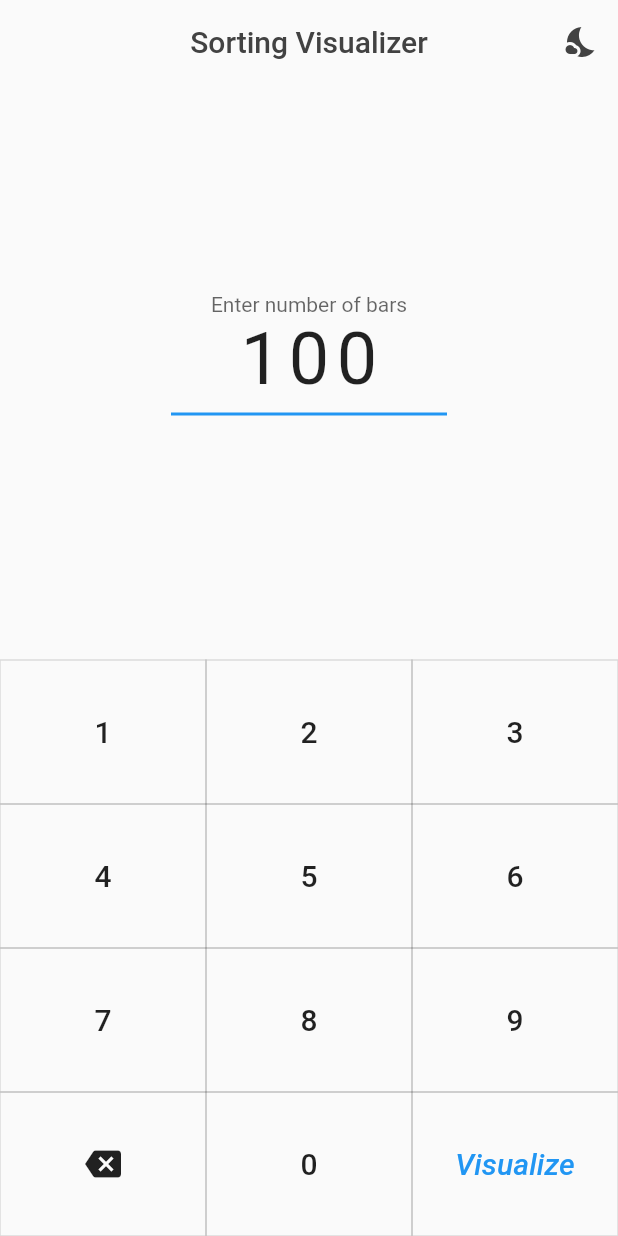
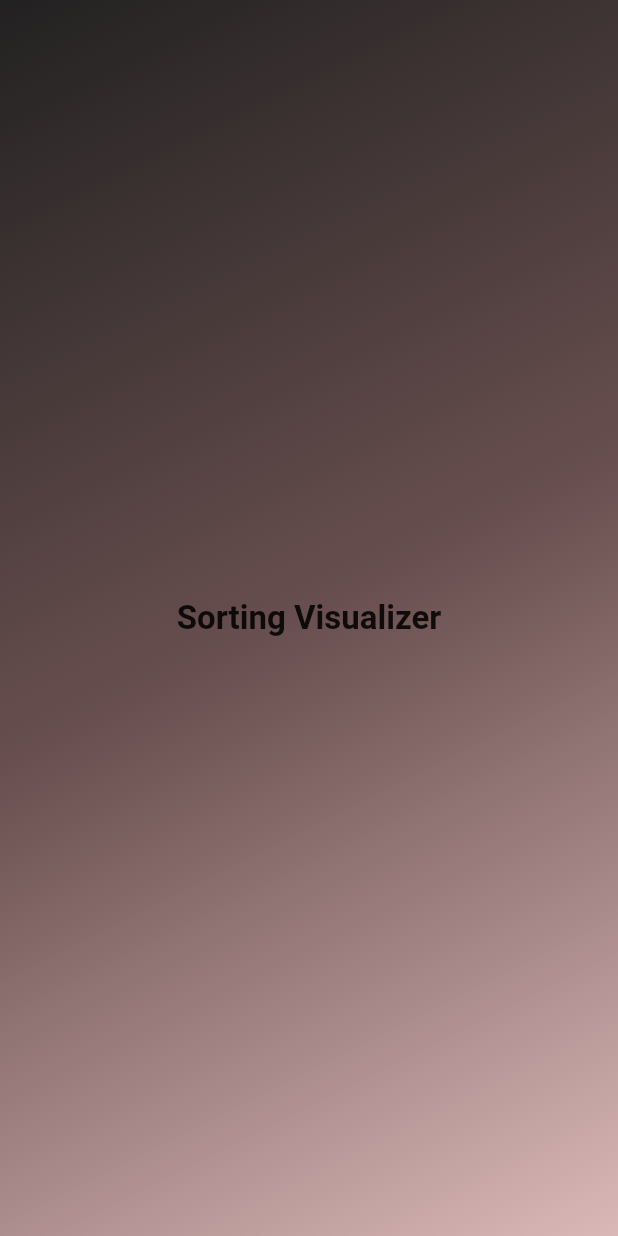
Before and after one commit to Pockerman20/Sorting-Visualizer, a Flutter app: the first screen one second after launch, on a phone screen of 412 x 824 dp. Run offline on Flutter 3.47's test engine with Material 2 defaults, Android fonts, the phone set to English and light mode, and no system bars; our stand-ins replace flutter_bloc, hydrated_bloc.

Commit message:
updated sdk,flutter and bloc

```diff
--- a/lib/bloc/input_bloc/events/input_event.dart
+++ b/lib/bloc/input_bloc/events/input_event.dart
@@ -5,7 +5,7 @@ abstract class AbstractInputEvent {}
 class DigitInputEvent extends AbstractInputEvent {
   final String _digit;
 
-  DigitInputEvent({@required String digit})
+  DigitInputEvent({required String digit})
       : this._digit = digit,
         assert(digit != null);
 
--- a/lib/bloc/input_bloc/input_bloc.dart
+++ b/lib/bloc/input_bloc/input_bloc.dart
@@ -1,4 +1,5 @@
 import 'package:flutter_bloc/flutter_bloc.dart';
+import 'package:hydrated_bloc/hydrated_bloc.dart';
 import 'package:sortingvisualizer/bloc/input_bloc/events/input_event.dart';
 import 'package:sortingvisualizer/bloc/input_bloc/states/input_state.dart';
 
@@ -8,35 +9,36 @@ export '../input_bloc/states/input_state.dart';
 class InputBloc extends Bloc<AbstractInputEvent, AbstractInputState> {
   String _bars = "100";
 
-  InputBloc() : super(InitialInputState());
-
-  @override
-  Stream<AbstractInputState> mapEventToState(AbstractInputEvent event) async* {
-    if (event is DigitInputEvent) {
+  InputBloc() : super(InitialInputState()) {
+    on<DigitInputEvent>((event, emit) {
       if (_bars.isEmpty && event.digit == "0") {
-        yield CorrectInputState(bars: "");
+        emit(CorrectInputState(bars: ""));
       } else if (int.parse(_bars + event.digit) > 1000) {
-        yield ErrorInputState(bars: _bars, error: "Maximum number is 1000");
+        emit(ErrorInputState(bars: _bars, error: "Maximum number is 1000"));
       } else {
         _bars += event.digit;
-        yield CorrectInputState(bars: _bars);
+        emit(CorrectInputState(bars: _bars));
       }
-    } else if (event is BackspaceInputEvent) {
+    });
+
+    on<BackspaceInputEvent>((event, emit) {
       if (_bars.length > 1) {
         _bars = _bars.substring(0, _bars.length - 1);
       } else {
         _bars = "";
       }
 
-      yield CorrectInputState(bars: _bars);
-    } else if (event is VisualizedInputEvent) {
+      emit(CorrectInputState(bars: _bars));
+    });
+
+    on<VisualizedInputEvent>((event, emit) {
       if (_bars.isEmpty) {
-        yield ErrorInputState(bars: _bars, error: "Please enter bar count");
+        emit(ErrorInputState(bars: _bars, error: "Please enter bar count"));
       } else if (int.parse(_bars) < 2) {
-        yield ErrorInputState(bars: _bars, error: "Minimum number is 2");
+        emit(ErrorInputState(bars: _bars, error: "Minimum number is 2"));
       } else {
-        yield VisualizeInputState(bars: _bars);
+        emit(VisualizeInputState(bars: _bars));
       }
-    }
+    });
   }
 }
--- a/lib/bloc/input_bloc/states/input_state.dart
+++ b/lib/bloc/input_bloc/states/input_state.dart
@@ -4,7 +4,7 @@ abstract class AbstractInputState {
   final String _bars;
   final String _error;
 
-  AbstractInputState({@required String bars, @required String error})
+  AbstractInputState({required String bars, required String error})
       : this._bars = bars,
         this._error = error,
         assert(bars != null),
@@ -20,15 +20,14 @@ class InitialInputState extends AbstractInputState {
 }
 
 class CorrectInputState extends AbstractInputState {
-  CorrectInputState({@required String bars}) : super(bars: bars, error: "");
+  CorrectInputState({required String bars}) : super(bars: bars, error: "");
 }
 
 class ErrorInputState extends AbstractInputState {
-  ErrorInputState({@required String bars, @required String error})
+  ErrorInputState({required String bars, required String error})
       : super(bars: bars, error: error);
 }
 
 class VisualizeInputState extends AbstractInputState {
-  VisualizeInputState({@required String bars})
-      : super(bars: bars, error: "");
+  VisualizeInputState({required String bars}) : super(bars: bars, error: "");
 }
--- a/lib/bloc/theme_bloc/theme_bloc.dart
+++ b/lib/bloc/theme_bloc/theme_bloc.dart
@@ -13,7 +13,7 @@ class ThemeBloc extends HydratedCubit<ThemeMode> {
   }
 
   @override
-  ThemeMode fromJson(Map<String, dynamic> json) {
+  ThemeMode? fromJson(Map<String, dynamic> json) {
     switch (json['themeMode']) {
       case "light":
         return ThemeMode.light;
@@ -26,7 +26,7 @@ class ThemeBloc extends HydratedCubit<ThemeMode> {
 
   @override
   Map<String, dynamic> toJson(ThemeMode state) {
-    String themeModeStr;
+    String? themeModeStr;
 
     if (state == ThemeMode.light) {
       themeModeStr = "light";
--- a/lib/main.dart
+++ b/lib/main.dart
@@ -1,3 +1,5 @@
+// ignore_for_file: deprecated_member_use
+
 import 'package:flutter/material.dart';
 import 'package:flutter_bloc/flutter_bloc.dart';
 import 'package:hydrated_bloc/hydrated_bloc.dart';
@@ -5,6 +7,7 @@ import 'package:path_provider/path_provider.dart';
 import 'package:sortingvisualizer/bloc/input_bloc/input_bloc.dart';
 import 'package:sortingvisualizer/bloc/theme_bloc/theme_bloc.dart';
 import 'package:sortingvisualizer/pages/home_page.dart';
+import 'package:sortingvisualizer/pages/launch_page.dart';
 
 Future<void> main() async {
   WidgetsFlutterBinding.ensureInitialized();
@@ -46,14 +49,22 @@ class MyApp extends StatelessWidget {
           ),
           darkTheme: ThemeData(
             brightness: Brightness.dark,
-            accentColor: Colors.blueAccent,
-            buttonColor: Colors.blueAccent,
+            hintColor: Colors.blueAccent,
+            // buttonColor: Colors.blueAccent,
+            buttonTheme: ButtonThemeData(
+              buttonColor: Colors.blueAccent,
+            ),
             iconTheme: IconThemeData(
               color: Colors.grey.shade100,
             ),
           ),
           themeMode: themeMode,
-          home: HomePage(),
+          // home: LaunchScreen(),
+          initialRoute: '/',
+          routes: {
+            '/': (context) => LaunchScreen(),
+            '/home': (context) => HomePage(),
+          },
         );
       },
     );
--- a/lib/pages/home_page.dart
+++ b/lib/pages/home_page.dart
@@ -11,6 +11,7 @@ import 'package:sortingvisualizer/provider/sorting_provider.dart';
 import 'package:sortingvisualizer/widgets/theme_change_icon.dart';
 
 class HomePage extends StatefulWidget {
+  static String routeName = "HomePage";
   @override
   _HomePageState createState() => _HomePageState();
 }
@@ -18,14 +19,13 @@ class HomePage extends StatefulWidget {
 class _HomePageState extends State<HomePage> {
   @override
   Widget build(BuildContext context) {
-    // ignore: close_sinks
     InputBloc inputBloc = BlocProvider.of<InputBloc>(context);
     ThemeBloc themeBloc = BlocProvider.of<ThemeBloc>(context);
 
     Widget button(
-        {@required Widget child,
-        @required String value,
-        @required AbstractInputEvent inputEvent}) {
+        {required Widget child,
+        required String value,
+        required AbstractInputEvent inputEvent}) {
       return Expanded(
         child: MaterialButton(
           onPressed: () {
--- /dev/null
+++ b/lib/pages/launch_page.dart
@@ -0,0 +1,48 @@
+import 'package:flutter/material.dart';
+import 'package:sortingvisualizer/pages/home_page.dart';
+
+class LaunchScreen extends StatefulWidget {
+  const LaunchScreen({Key? key}) : super(key: key);
+
+  @override
+  State<LaunchScreen> createState() => _LaunchScreenState();
+}
+
+class _LaunchScreenState extends State<LaunchScreen> {
+  DateTime time = DateTime.now();
+  @override
+  void initState() {
+    super.initState();
+    Future.delayed(Duration(seconds: 3), () {
+      Navigator.pushNamedAndRemoveUntil(context, '/home', (route) => false);
+    });
+  }
+
+  @override
+  Widget build(BuildContext context) {
+    return Scaffold(
+      body: Container(
+        height: double.infinity,
+        width: double.infinity,
+        decoration: const BoxDecoration(
+          gradient: LinearGradient(
+            colors: [
+              Color.fromARGB(255, 34, 33, 33),
+              Color.fromARGB(255, 105, 79, 79),
+              Color.fromARGB(255, 219, 184, 184),
+            ],
+            begin: Alignment.topLeft,
+            end: Alignment.bottomRight,
+          ),
+        ),
+        child: Center(
+          child: Text(
+            "Sorting Visualizer",
+            textAlign: TextAlign.center,
+            style: TextStyle(fontSize: 22, fontWeight: FontWeight.bold),
+          ),
+        ),
+      ),
+    );
+  }
+}
--- a/lib/utils/utils.dart
+++ b/lib/utils/utils.dart
@@ -1,7 +1,7 @@
 import 'package:meta/meta.dart';
 import 'package:sortingvisualizer/data/constants.dart';
 
-String getSortingTypeString({@required SortingType sortingTypes}) {
+String? getSortingTypeString({required SortingType sortingTypes}) {
   switch (sortingTypes) {
     case SortingType.BUBBLE_SORT:
       return "Bubble Sort";
@@ -18,7 +18,7 @@ String getSortingTypeString({@required SortingType sortingTypes}) {
   return null;
 }
 
-SortingType getSortingType({@required String value}) {
+SortingType? getSortingType({required String value}) {
   switch (value) {
     case 'Bubble Sort':
       return SortingType.BUBBLE_SORT;
--- a/lib/widgets/rounded_button.dart
+++ b/lib/widgets/rounded_button.dart
@@ -3,9 +3,9 @@ import 'package:sortingvisualizer/data/constants.dart';
 
 class RoundedButton extends StatelessWidget {
   final String _text;
-  final Function _onPressed;
+  final VoidCallback? _onPressed;
 
-  const RoundedButton({@required String text, Function onPressed})
+  const RoundedButton({required String text, VoidCallback? onPressed})
       : this._text = text,
         this._onPressed = onPressed,
         assert(text != null);
--- a/lib/widgets/sorting_dropdown.dart
+++ b/lib/widgets/sorting_dropdown.dart
@@ -4,10 +4,10 @@ import 'package:sortingvisualizer/utils/utils.dart';
 
 class SortingDropdown extends StatelessWidget {
   final String _value;
-  final ValueChanged<String> _onChanged;
+  final ValueChanged<String?>? _onChanged;
 
   const SortingDropdown(
-      {@required String value, ValueChanged<String> onChanged})
+      {required String value, required ValueChanged<String?>? onChanged})
       : this._value = value,
         this._onChanged = onChanged,
         assert(value != null),
@@ -36,7 +36,7 @@ class SortingDropdown extends StatelessWidget {
                 (SortingType sortingType) => DropdownMenuItem<String>(
                   value: getSortingTypeString(sortingTypes: sortingType),
                   child: Text(
-                    getSortingTypeString(sortingTypes: sortingType),
+                    getSortingTypeString(sortingTypes: sortingType) ?? "",
                   ),
                 ),
               )
--- a/lib/widgets/theme_change_icon.dart
+++ b/lib/widgets/theme_change_icon.dart
@@ -3,7 +3,7 @@ import 'package:flutter/material.dart';
 class ThemeChangingIcon extends StatelessWidget {
   final ThemeMode _themeMode;
 
-  const ThemeChangingIcon({@required ThemeMode themeMode})
+  const ThemeChangingIcon({required ThemeMode themeMode})
       : this._themeMode = themeMode,
         assert(themeMode != null);
 
```
Also changed, not shown: lib/data/constants.dart (+5 -2 lines), lib/pages/sorting_page.dart (+9 -8 lines), lib/provider/sorting_provider.dart (+9 -5 lines), lib/widgets/bar.dart (+6 -6 lines), pubspec.yaml (+4 -4 lines), pubspec.lock, 1 other file.
